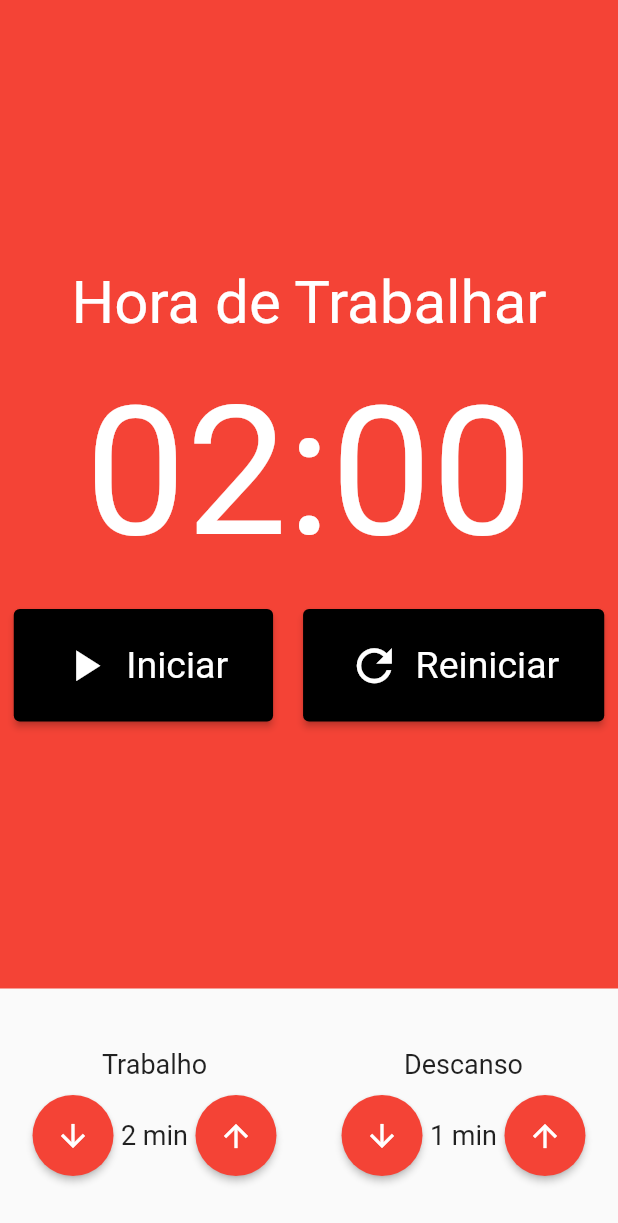
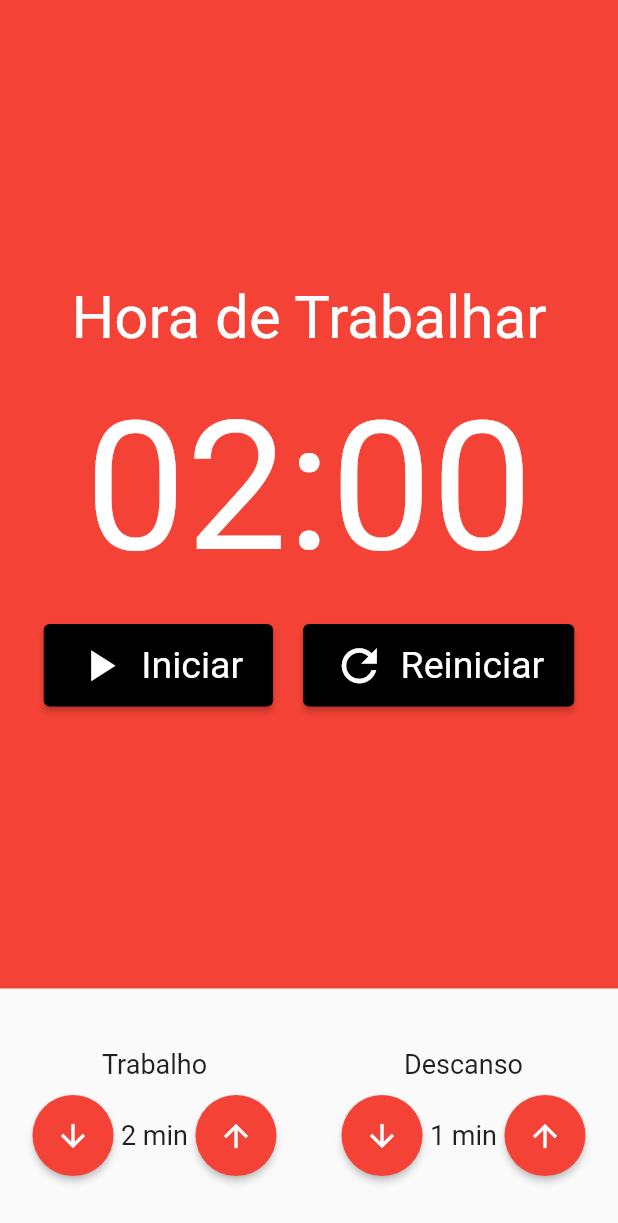
Before and after one commit to aron-alvarenga/Pomodoro-App-Flutter, a Flutter app: the screen it shows after launch, on a phone screen of 412 x 824 dp. Shown: the top 1223 px of the screen. Run offline on Flutter 3.47's test engine with Material 2 defaults, Android fonts, the light colour scheme and no system bars; our stand-ins replace flutter_mobx, mobx; generated files the repository leaves out were written again.

Commit message:
Update for a mobile device

```diff
--- a/lib/components/CronometroBotao.dart
+++ b/lib/components/CronometroBotao.dart
@@ -18,8 +18,8 @@ class CronometroBotao extends StatelessWidget {
       style: ElevatedButton.styleFrom(
         primary: Colors.black,
         padding: EdgeInsets.symmetric(
-          horizontal: 30.0,
-          vertical: 20.0,
+          horizontal: 20.0,
+          vertical: 10.0,
         ),
         textStyle: TextStyle(
           fontSize: 25,
```
